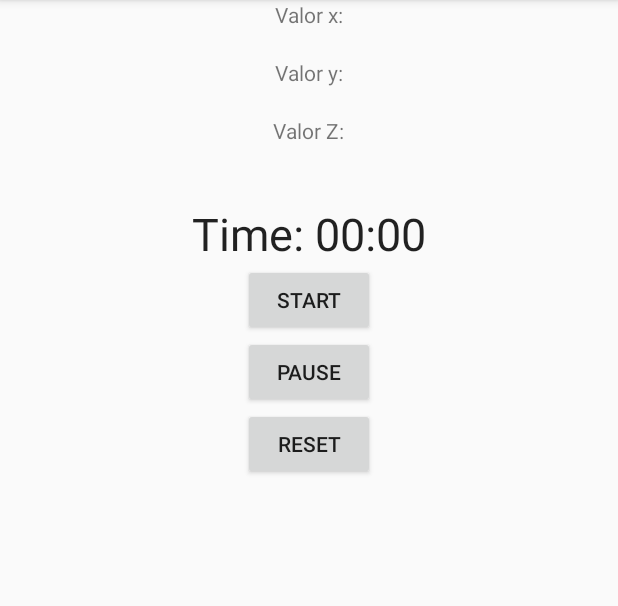
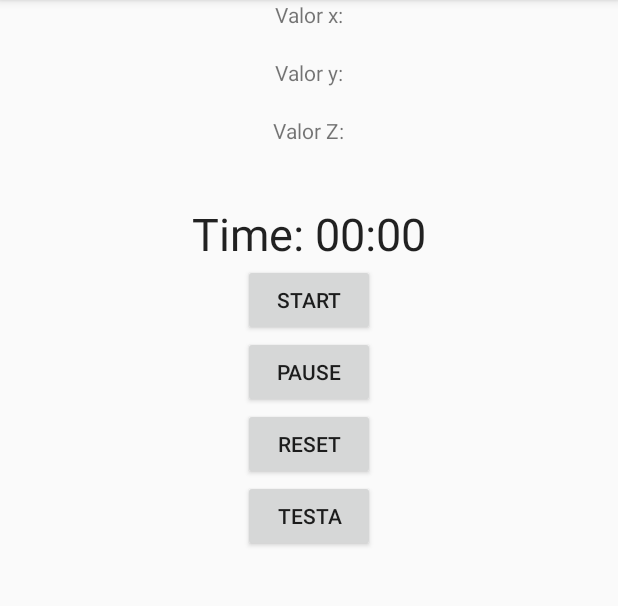
Before and after one commit to alaudegp/AcelerometroApp, an Android app: the screen it shows after launch (MainActivity), on a phone screen of 412 x 824 dp, the part 84-690 px from its top. Run offline under Robolectric (Android 15) with nearby library versions, the phone set to English and light mode, and no system bars.

```diff
--- a/app/src/main/java/com/example/usandoacelerometro/MainActivity.java
+++ b/app/src/main/java/com/example/usandoacelerometro/MainActivity.java
@@ -31,13 +31,13 @@ public class MainActivity extends AppCompatActivity implements SensorEventListen
     private TextView tvValorX;
     private TextView tvValorY;
     private TextView tvValorZ;
-    private static TextView valorMaior;
+    private TextView valorMaior;
 
     private Chronometer chronometer;
     private long pauseOffset;
     private boolean runnig;
 
-    static float dadoAtual, dadoNovo, dadoMax = 0;
+    private float dadoMax = 0;
 
     float dadoX, dadoY, dadoZ;
 
@@ -45,15 +45,15 @@ public class MainActivity extends AppCompatActivity implements SensorEventListen
     private static final int Y = 1;
     private static final int Z = 2;
 
+    private float t = 5.0f;
+
     private float[] mGravity = {0.0f, 0.0f, 0.0f};
     private float[] mLinearAcceleration = {0.0f, 0.0f, 0.0f};
-
-    ArrayList<Float> vet = new ArrayList<Float>();
 
     private SensorManager mSensorManager;
     private Sensor mAcelerometro;
 
-    static Acelerometro acelerometro = new Acelerometro();
+    private Acelerometro acelerometro = new Acelerometro();
 
     @Override
     protected void onCreate(Bundle savedInstanceState) {
@@ -64,9 +64,6 @@ public class MainActivity extends AppCompatActivity implements SensorEventListen
         tvValorY = findViewById(R.id.tvValorY);
         tvValorZ = findViewById(R.id.tvValorZ);
         valorMaior = findViewById(R.id.valorMaior);
-
-        mSensorManager = (SensorManager) getSystemService(SENSOR_SERVICE);
-        mAcelerometro = mSensorManager.getDefaultSensor(Sensor.TYPE_ACCELEROMETER);
 
         chronometer = findViewById(R.id.chronometer);
         chronometer.setFormat("Time: %s");
@@ -84,16 +81,9 @@ public class MainActivity extends AppCompatActivity implements SensorEventListen
     }
 
     @Override
-    protected void onResume() {
-        super.onResume();
-        mSensorManager.registerListener(this, mAcelerometro,
-                SensorManager.SENSOR_DELAY_UI);
-    }
-
-    @Override
     protected void onPause() {
         super.onPause();
-        mSensorManager.unregisterListener(this);
+
     }
 
     @Override
@@ -131,6 +121,14 @@ public class MainActivity extends AppCompatActivity implements SensorEventListen
         tvValorY.setText(String.valueOf(eixoYformtat));
         tvValorZ.setText(String.valueOf(eixoZformtat));
 
+        float dadoNovo = acelerometro.getEixoX();
+
+        if (dadoNovo >= dadoMax) {
+            dadoMax = dadoNovo;
+            if (dadoMax > 10.0f && dadoMax < 50.0f) {
+                valorMaior.setText(String.valueOf(dadoMax));
+            }
+        }
     }
 
     @Override
@@ -138,12 +136,16 @@ public class MainActivity extends AppCompatActivity implements SensorEventListen
     }
 
     public void startChronometer(View view) {
+
+        mSensorManager = (SensorManager) getSystemService(SENSOR_SERVICE);
+        mAcelerometro = mSensorManager.getDefaultSensor(Sensor.TYPE_ACCELEROMETER);
+
+        mSensorManager.registerListener(this, mAcelerometro, SensorManager.SENSOR_DELAY_UI);
+
         if (!runnig){
             chronometer.setBase(SystemClock.elapsedRealtime() - pauseOffset);
             chronometer.start();
             runnig = true;
-
-
 
 
         }
@@ -154,6 +156,8 @@ public class MainActivity extends AppCompatActivity implements SensorEventListen
             chronometer.stop();
             pauseOffset = SystemClock.elapsedRealtime() - chronometer.getBase();
             runnig = false;
+
+            mSensorManager.unregisterListener(this);
         }
     }
 
@@ -162,13 +166,10 @@ public class MainActivity extends AppCompatActivity implements SensorEventListen
         pauseOffset = 0;
     }
 
-    public static void calculaMaior (float x, float y){
-        dadoAtual = acelerometro.getEixoX();
+    public void calculaMaior (View view){
 
-        dadoNovo = acelerometro.getEixoX();
-        if (dadoNovo >= dadoMax) {
-            dadoMax = dadoNovo;
-            valorMaior.setText(String.valueOf(dadoMax));
+        if (acelerometro.getEixoX() > t) {
+            Toast.makeText(this, "Teste", Toast.LENGTH_SHORT).show();
         }
     }
 }
--- a/app/src/main/res/layout/activity_main.xml
+++ b/app/src/main/res/layout/activity_main.xml
@@ -83,4 +83,12 @@
         android:layout_height="wrap_content"
         android:onClick="resetChronometer"/>
 
+    <Button
+        android:id="@+id/teste"
+        android:text="testa"
+        android:layout_gravity="center"
+        android:layout_width="wrap_content"
+        android:layout_height="wrap_content"
+        android:onClick="calculaMaior"/>
+
 </LinearLayout>
```
Also changed, not shown: app/src/main/java/com/example/usandoacelerometro/Acelerometro.java (+9 -0 lines).
